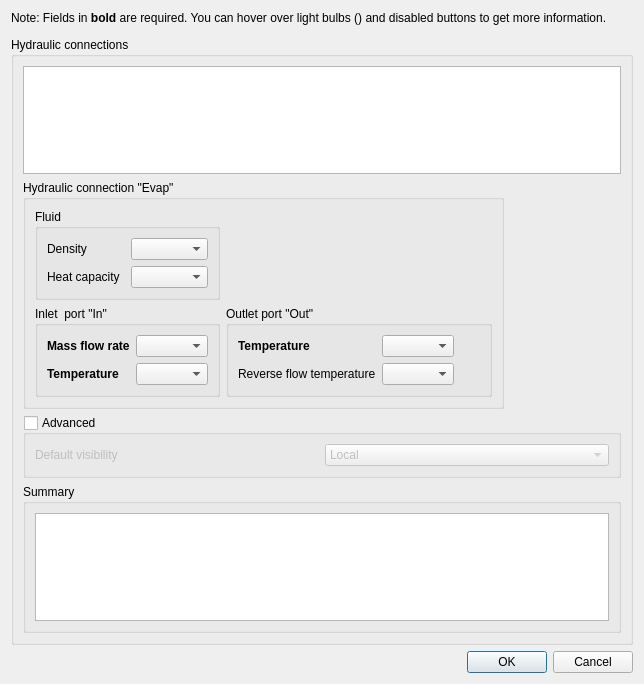
Above: trnsysGUI/proforma/_dialogs/_hydraulicConnections.ui from SPF-OST/pytrnsys_gui before the change. Below: the same form after it.
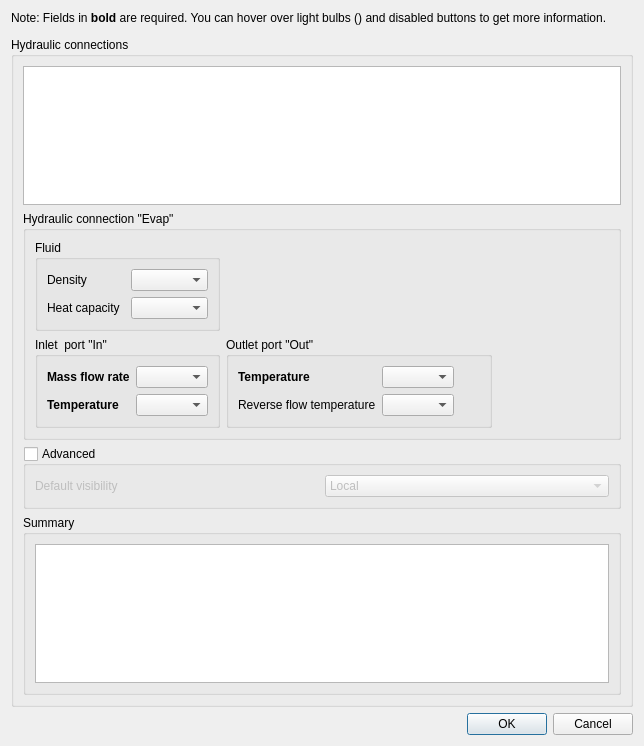
That is the form after the change. Icons and pictures are not drawn.

Diff of the .ui file:
```diff
--- a/trnsysGUI/proforma/_dialogs/_hydraulicConnections.ui
+++ b/trnsysGUI/proforma/_dialogs/_hydraulicConnections.ui
@@ -7,7 +7,7 @@
     <x>0</x>
     <y>0</y>
     <width>644</width>
-    <height>684</height>
+    <height>746</height>
    </rect>
   </property>
   <property name="windowTitle">
@@ -46,21 +46,21 @@
      <property name="title">
       <string>Hydraulic connections</string>
      </property>
-     <layout class="QGridLayout" name="gridLayout_6">
-      <item row="0" column="0">
+     <layout class="QVBoxLayout" name="verticalLayout_3">
+      <item>
        <layout class="QHBoxLayout" name="horizontalLayout_2">
         <item>
          <widget class="QTableView" name="connectionsTableView"/>
         </item>
        </layout>
       </item>
-      <item row="1" column="0">
-       <layout class="QHBoxLayout" name="horizontalLayout_3">
         <item>
          <widget class="QGroupBox" name="hydraulicConnectionGroupBox">
           <property name="title">
            <string>Hydraulic connection &quot;Evap&quot;</string>
           </property>
+        <layout class="QHBoxLayout" name="horizontalLayout">
+         <item>
           <layout class="QGridLayout" name="gridLayout_4">
            <item row="0" column="0">
             <widget class="QGroupBox" name="groupBox_2">
@@ -193,24 +193,24 @@
             </widget>
            </item>
           </layout>
-         </widget>
         </item>
         <item>
-         <spacer name="horizontalSpacer_4">
+          <spacer name="horizontalSpacer">
           <property name="orientation">
            <enum>Qt::Horizontal</enum>
           </property>
           <property name="sizeHint" stdset="0">
            <size>
-            <width>40</width>
+             <width>91</width>
             <height>20</height>
            </size>
           </property>
          </spacer>
         </item>
        </layout>
+       </widget>
       </item>
-      <item row="2" column="0">
+      <item>
        <widget class="QGroupBox" name="groupBox_3">
         <property name="title">
          <string>Advanced</string>
@@ -249,7 +249,7 @@
         </layout>
        </widget>
       </item>
-      <item row="3" column="0">
+      <item>
        <widget class="QGroupBox" name="groupBox_5">
         <property name="title">
          <string>Summary</string>
```
Lines whose indentation alone changed are shown as unchanged.
